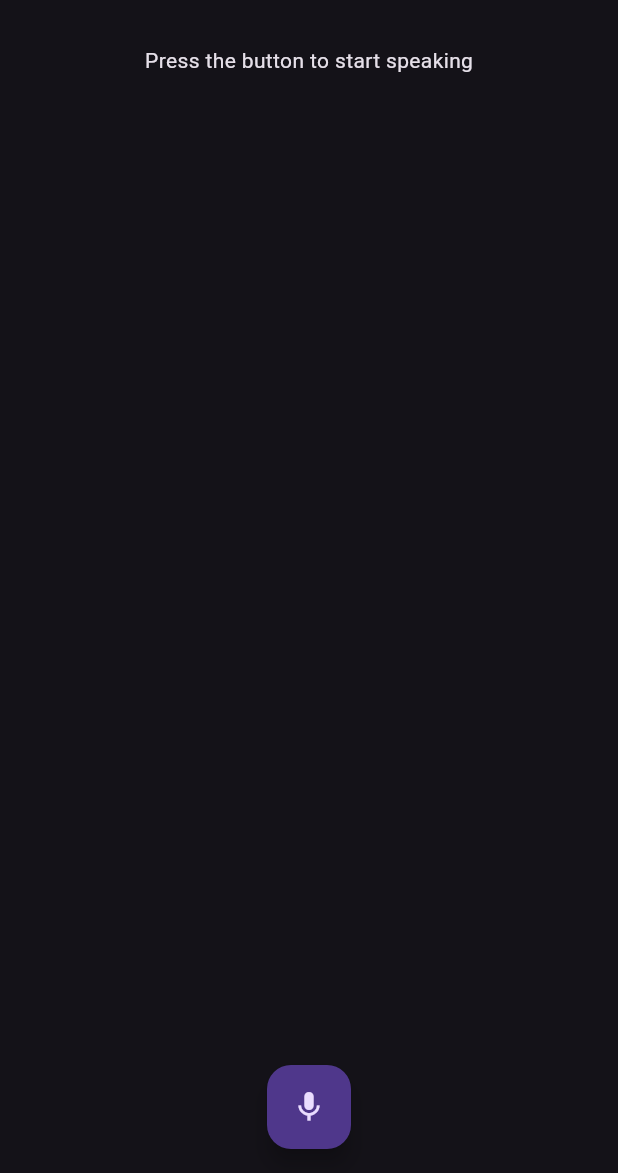
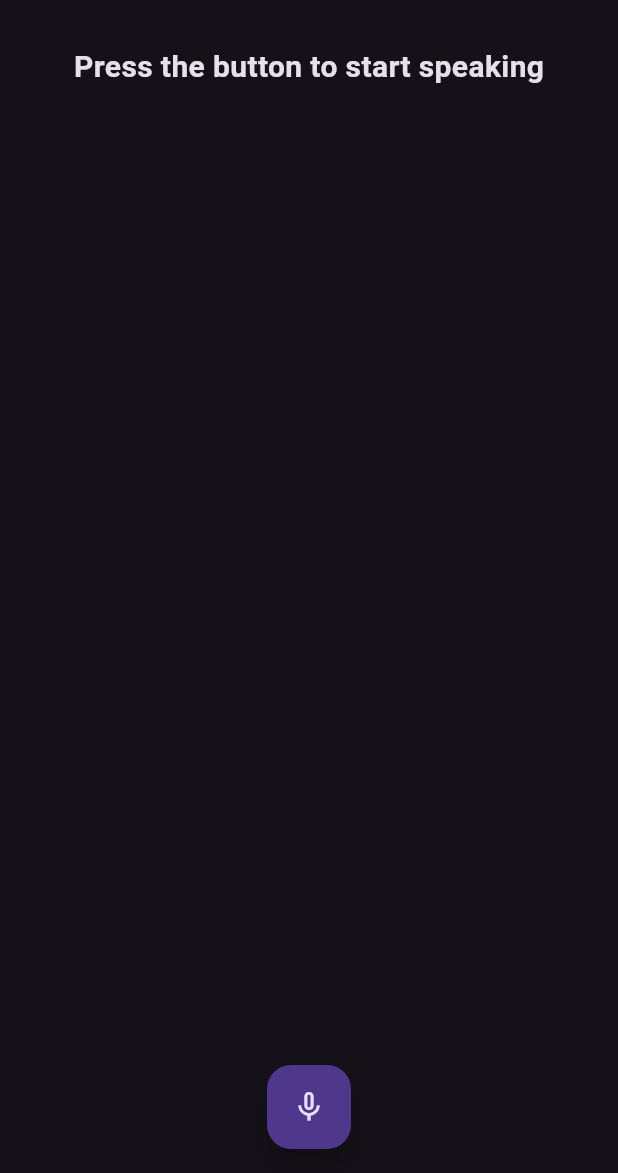
Before and after one commit to rishichirchi/Speech-To-Text, a Flutter app: the screen it shows after launch, on a phone screen of 412 x 824 dp, the part 63-1236 px from its top. Run offline on Flutter 3.47's test engine with Material 3 defaults, Android fonts, the phone set to English and light mode, and no system bars; our stand-ins replace speech_to_text.

Commit message:
complete project

```diff
--- a/lib/screens/home_page.dart
+++ b/lib/screens/home_page.dart
@@ -12,33 +12,38 @@ class HomePage extends StatefulWidget {
 }
 
 class _HomePageState extends State<HomePage> {
-  final _speechToText = SpeechToText();
+  final SpeechToText _speechToText = SpeechToText();
   var _speechEnabled = false;
-  String _lastWords = '';
+  String _wordsSpoken = '';
+  double _confidenceLevel = 0;
 
   @override
   void initState() {
     super.initState();
+    _initSpeech();
   }
 
-  void _initSpeech() async {
+  Future<void> _initSpeech() async {
     _speechEnabled = await _speechToText.initialize();
     setState(() {});
   }
 
-  void _startListening() async {
+  Future<void> _startListening() async {
     await _speechToText.listen(onResult: _onSpeechResult);
-    setState(() {});
+    setState(() {
+      _confidenceLevel = 0;
+    });
   }
 
-  void _stopListening() async {
+  Future<void> _stopListening() async {
     await _speechToText.stop();
     setState(() {});
   }
 
   void _onSpeechResult(SpeechRecognitionResult result) {
     setState(() {
-      _lastWords = result.recognizedWords;
+      _wordsSpoken = "${result.recognizedWords}";
+      _confidenceLevel = result.confidence;
     });
   }
 
@@ -55,22 +60,41 @@ class _HomePageState extends State<HomePage> {
             Padding(
               padding: const EdgeInsets.all(16),
               child: Container(
-                child: const Text(
-                  "Press the button to start speaking",
+                child: Text(
+                  _speechToText.isListening
+                      ? "Listening....."
+                      : _speechEnabled
+                          ? "Press the button to start speaking"
+                          : "Speech not available",
+                  style: const TextStyle(fontSize: 20, fontWeight: FontWeight.bold),
                 ),
               ),
             ),
+            Expanded(
+              child: Padding(
+                padding: const EdgeInsets.symmetric(horizontal: 16),
+                child: Text(
+                  _wordsSpoken,
+                  style: const TextStyle(fontSize: 25),
+                ),
+              ),
+            ),
+            if (_speechToText.isNotListening && _confidenceLevel > 0)
+              Text(
+                'Confidence Level: ${(_confidenceLevel * 100).toStringAsFixed(1)}',
+                style:
+                    const TextStyle(fontSize: 20, fontWeight: FontWeight.w200),
+              ),
+            const SizedBox(height: 80,)
           ],
         ),
       ),
       floatingActionButtonLocation: FloatingActionButtonLocation.centerFloat,
       floatingActionButton: FloatingActionButton(
-        onPressed: () {
-          if(!_speechEnabled){
-
-          }
-        },
-        child: const Icon(Icons.mic),
+        onPressed: _speechToText.isListening ? _stopListening : _startListening,
+        child: _speechEnabled && _speechToText.isListening
+            ? const Icon(Icons.mic)
+            : const Icon(Icons.mic_none),
       ),
     );
   }
--- a/pubspec.yaml
+++ b/pubspec.yaml
@@ -35,6 +35,7 @@ dependencies:
   # The following adds the Cupertino Icons font to your application.
   # Use with the CupertinoIcons class for iOS style icons.
   cupertino_icons: ^1.0.2
+  speech_to_text: ^6.6.0
 
 dev_dependencies:
   flutter_test:
```
Also changed, not shown: pubspec.lock, 3 other files.
